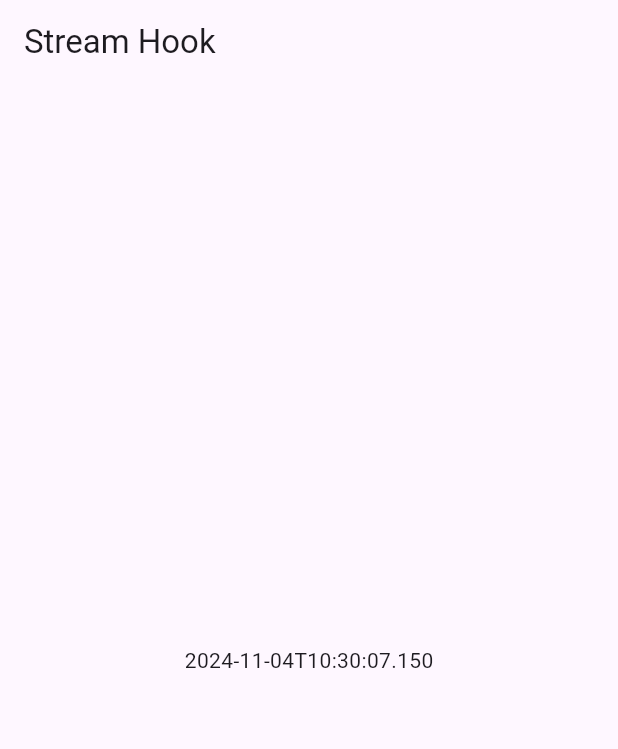
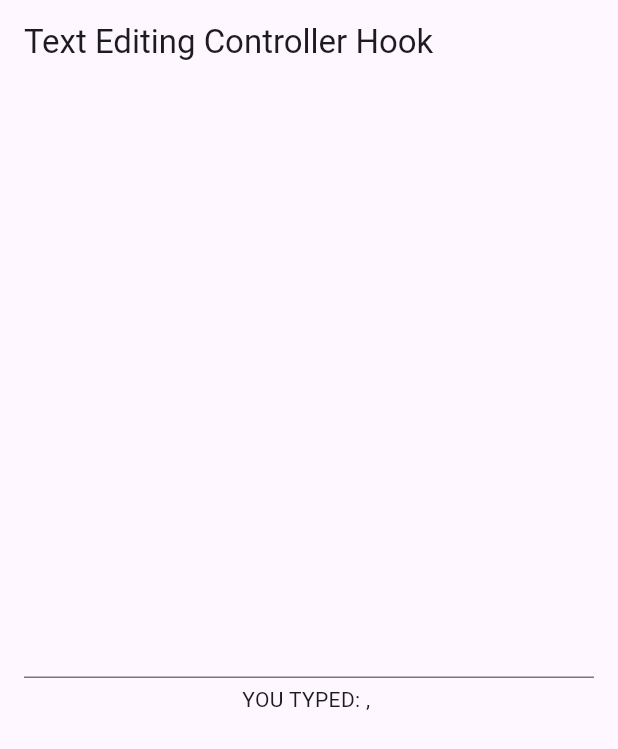
Before and after one commit to alamayub/flutterhooks, a Flutter app: the screen it shows after launch, on a phone screen of 412 x 824 dp. Shown: the top 749 px of the screen. Run offline on Flutter 3.47's test engine with Material 3 defaults, Android fonts, the phone set to English and light mode, and no system bars; our stand-ins replace flutter_hooks.

Commit message:
text editing controller

```diff
--- a/lib/main.dart
+++ b/lib/main.dart
@@ -1,6 +1,6 @@
 import 'package:flutter/material.dart';
 
-import 'stream_hook.dart';
+import 'text_editing_controller_hook.dart';
 
 void main() {
   WidgetsFlutterBinding.ensureInitialized();
@@ -14,13 +14,14 @@ class MyApp extends StatelessWidget {
   Widget build(BuildContext context) {
     return MaterialApp(
       title: 'Flutter Hooks',
+      debugShowCheckedModeBanner: false,
       theme: ThemeData(
         useMaterial3: true,
         colorScheme: ColorScheme.fromSeed(
           seedColor: Colors.deepPurple,
         ),
       ),
-      home: const StreamHook(),
+      home: const TextEditingControllerHook(),
     );
   }
 }
--- /dev/null
+++ b/lib/text_editing_controller_hook.dart
@@ -0,0 +1,37 @@
+import 'package:flutter/material.dart';
+import 'package:flutter_hooks/flutter_hooks.dart';
+
+class TextEditingControllerHook extends HookWidget {
+  const TextEditingControllerHook({super.key});
+
+  @override
+  Widget build(BuildContext context) {
+    final controller = useTextEditingController();
+    final text = useState('');
+    useEffect(() {
+      controller.addListener(() {
+        text.value = controller.text;
+      });
+      return null;
+    }, [controller]);
+    return Scaffold(
+      appBar: AppBar(
+        title: Text('Text Editing Controller Hook'),
+      ),
+      body: Padding(
+        padding: const EdgeInsets.all(16.0),
+        child: Column(
+          mainAxisAlignment: MainAxisAlignment.center,
+          crossAxisAlignment: CrossAxisAlignment.center,
+          children: [
+            TextField(
+              controller: controller,
+            ),
+            const SizedBox(height: 4),
+            Text('YOU TYPED: ${text.value}, ${controller.text}'),
+          ],
+        ),
+      ),
+    );
+  }
+}
```
